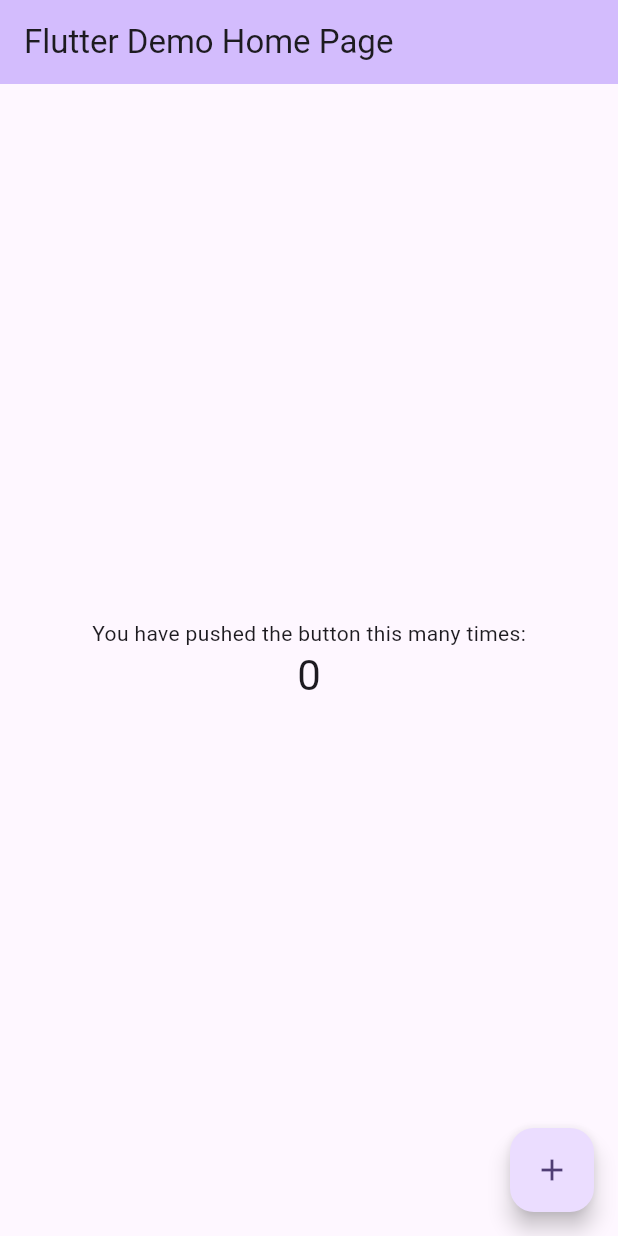
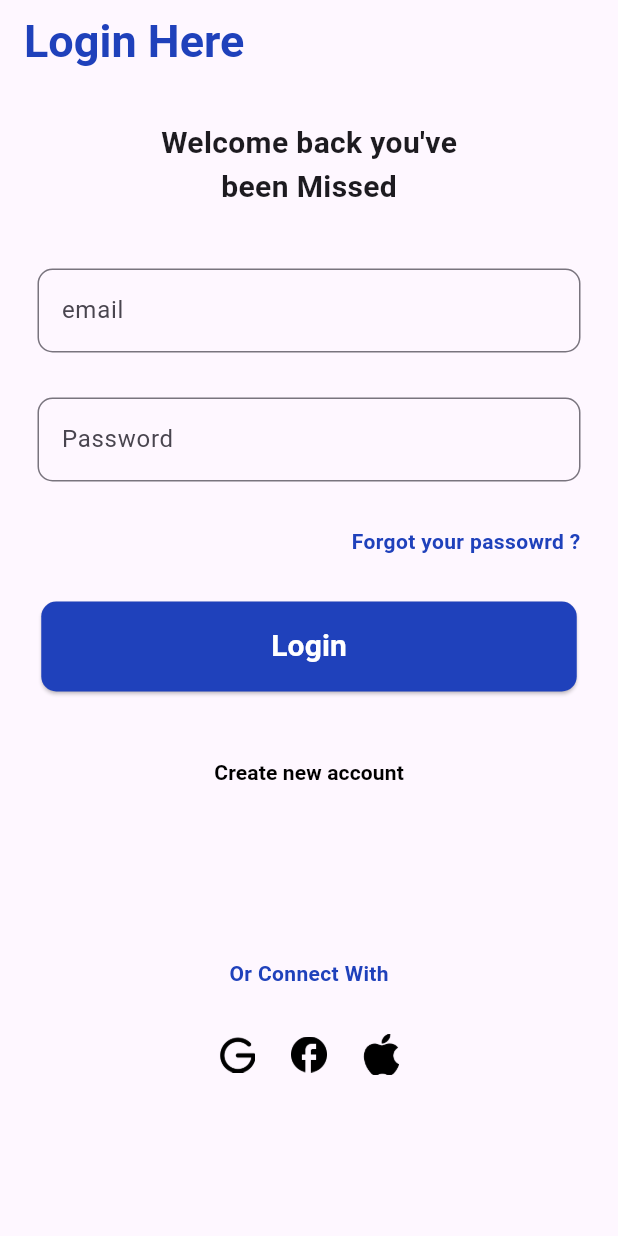
Before and after one commit to bansothea/todoList, a Flutter app: the screen it shows after launch, on a phone screen of 412 x 824 dp. Run offline on Flutter 3.47's test engine with Material 3 defaults, Android fonts, the phone set to English and light mode, and no system bars; our stand-ins replace get, get_storage.

```diff
--- a/lib/app/core/utils/keys.dart
+++ b/lib/app/core/utils/keys.dart
@@ -0,0 +1 @@
+const taskKey ='Tasks';
--- a/lib/app/core/values/colors.dart
+++ b/lib/app/core/values/colors.dart
@@ -0,0 +1,15 @@
+import 'package:flutter/material.dart';
+
+class TodoColor {
+  static const purple = Color(0xFF756BFC);
+  static const pink= Color(0xFFF1A39A);
+  static const deepPink= Color(0xFFFA63C6);
+  static const green= Color(0xFF41CF9F);
+  static const yellow =Color(0xFFEEC38E);
+  static const lightBlue = Color(0xFF42A5F5);
+  static const blue = Color(0xFF2B60E6);
+
+  static const darkblue =Color(0xFF1F41BB);
+  static const softWhite = Color(0xFFECECEC);
+
+}
--- /dev/null
+++ b/lib/app/core/values/icons.dart
@@ -0,0 +1,5 @@
+const personIcon = 0xe491;
+const workIcon = 0xe11c;
+const movieIcon = 0xe40f;
+const sportIcon= 0xe4dc;
+const travelcon = 0xe59c;
--- /dev/null
+++ b/lib/app/models/Authentication/login/login_view.dart
@@ -0,0 +1,191 @@
+import 'package:flutter/material.dart';
+import 'package:flutter/widgets.dart';
+import 'package:get/get.dart';
+import 'package:todolist/app/core/values/colors.dart';
+
+class LoginScreen extends StatelessWidget {
+  const LoginScreen({super.key});
+
+  @override
+  Widget build(BuildContext context) {
+    return MaterialApp(
+      theme: ThemeData(
+
+        elevatedButtonTheme: ElevatedButtonThemeData(
+          style: ElevatedButton.styleFrom(
+            foregroundColor: Colors.white,
+            backgroundColor: Color(0xFF1F41BB),
+            shape: RoundedRectangleBorder(
+              borderRadius: BorderRadius.circular(10)
+            )
+          )
+        )
+      ),
+      home: Scaffold(
+        appBar: AppBar(
+          title: const Text(
+            'Login Here',
+            style:TextStyle(
+              fontSize: 30,
+              color: TodoColor.darkblue,
+              fontWeight: FontWeight.bold
+            )
+            ),
+        ),
+
+        ///Body
+        body: Container(
+          padding: const EdgeInsets.all(25.0),
+          child: Center(
+            child: Column(
+              children: [
+                const Text(
+                  "Welcome back you've",
+                  style: TextStyle(
+                    fontSize: 20,
+                    fontWeight: FontWeight.w700,
+                  ),
+                ),
+                const Text(
+                  "been Missed",
+                  style: TextStyle(
+                    fontSize: 20,
+                    fontWeight: FontWeight.w700,
+                  ),
+                ),
+                const SizedBox(
+                  height: 40,
+                ),
+                TextField(
+                  decoration: InputDecoration(
+                    border: OutlineInputBorder(
+                      borderRadius: BorderRadius.circular(10)
+                    ),
+                    hintText: "email",
+                    focusColor: Colors.black,
+                  ),
+                ),
+
+                const SizedBox(
+                  height: 30,
+                ),
+
+                TextField(
+                  decoration: InputDecoration(
+                    border: OutlineInputBorder(
+                      borderRadius: BorderRadius.circular(10)
+                    ),
+                    hintText: "Password",
+                    focusColor: Colors.black,
+                  ),
+                ),
+
+                const SizedBox(
+                  height: 30,
+                ),
+
+                const Row(
+                  mainAxisAlignment: MainAxisAlignment.end,
+                  children: [
+                    Text(
+                    "Forgot your passowrd ?",
+                    style: TextStyle(
+                      fontWeight: FontWeight.w700,
+                      color: TodoColor.darkblue
+                    ),
+                  ),
+                  ],
+                ),
+
+                const SizedBox(
+                  height: 30,
+                ),
+
+                Container(
+                  height: 60,
+                  width: 357,
+                  child: ElevatedButton(
+                    onPressed: (){},
+                    child: const Text(
+                                  "Login",
+                                  style: TextStyle(
+                                    fontSize: 20,
+                                    fontWeight: FontWeight.w700
+                      ),
+                    )),
+                ),
+
+                const SizedBox(
+                  height: 30,
+                ),
+
+                TextButton(
+                  onPressed: (){
+                    Get.toNamed("/signup");
+                  },
+                  child:  const Text(
+                    "Create new account",
+                    style: TextStyle(
+                      fontSize: 14,
+                      fontWeight: FontWeight.w700,
+                      color: Colors.black,
+                    ),
+                    )
+                ),
+
+                const SizedBox(
+                  height: 100,
+                ),
+
+                const Text(
+                  "Or Connect With",
+                  style: TextStyle(
+                    fontSize: 14,
+                    fontWeight: FontWeight.w700,
+                    color: TodoColor.darkblue,
+                  ),
+                ),
+
+                const SizedBox(
+                  height: 20,
+                ),
+
+                Row(
+                  mainAxisAlignment: MainAxisAlignment.center,
+                  children: [
+                     IconButton(
+                      color: TodoColor.softWhite,
+                      onPressed: (){},
+                      icon: const Image(
+                        image: AssetImage("assets/images/google.png"),
+                        width: 24,
+                        ),
+                      ),
+                      IconButton(
+                      color: TodoColor.softWhite,
+                      onPressed: (){},
+                      icon: const Image(
+                        image: AssetImage("assets/images/facebook.png"),
+                        width: 24,
+                        ),
+                      ),
+                      IconButton(
+                      color: TodoColor.softWhite,
+                      onPressed: (){},
+                      icon: const Image(
+                        image: AssetImage("assets/images/apple.png"),
+                        width: 24,
+                        ),
+                      ),
+                  ],
+                )
+
+
+              ]
+            ),
+          ),
+        ),
+      ),
+    );
+  }
+}
--- a/lib/app/models/home/home_view.dart
+++ b/lib/app/models/home/home_view.dart
@@ -0,0 +1,16 @@
+import 'package:flutter/material.dart';
+
+class HomeScreen extends StatelessWidget {
+  const HomeScreen({super.key});
+
+  @override
+  Widget build(BuildContext context) {
+    return MaterialApp(
+      home:Scaffold(
+        appBar: AppBar(
+          title: Text("Hello world"),
+        ),
+      )
+    );
+  }
+}
--- a/lib/app/routes/rotes.dart
+++ b/lib/app/routes/rotes.dart
@@ -0,0 +1,16 @@
+import 'package:get/get.dart';
+import 'package:todolist/app/models/Authentication/login/login_view.dart';
+import 'package:todolist/app/models/Authentication/signup/signup_view.dart';
+import 'package:todolist/app/models/home/home_view.dart';
+
+class AppRoutes{
+  static const String home='/';
+  static const String login='/login';
+  static const String signup='/signup';
+
+  static final List  <GetPage> pages=[
+      GetPage(name: home, page: () => HomeScreen()),
+      GetPage(name: login, page: () => LoginScreen()),
+      GetPage(name: signup, page: () =>SignupScreen())
+  ];
+}
--- a/lib/main.dart
+++ b/lib/main.dart
@@ -1,6 +1,9 @@
 import 'package:flutter/material.dart';
+import 'package:todolist/app/routes/rotes.dart';
+import 'package:get/get.dart';
 
-void main() {
+
+void main()  {
   runApp(const MyApp());
 }
 
@@ -10,116 +13,10 @@ class MyApp extends StatelessWidget {
   // This widget is the root of your application.
   @override
   Widget build(BuildContext context) {
-    return MaterialApp(
+    return GetMaterialApp(
       title: 'Flutter Demo',
-      theme: ThemeData(
-        // This is the theme of your application.
-        //
-        // TRY THIS: Try running your application with "flutter run". You'll see
-        // the application has a purple toolbar. Then, without quitting the app,
-        // try changing the seedColor in the colorScheme below to Colors.green
-        // and then invoke "hot reload" (save your changes or press the "hot
-        // reload" button in a Flutter-supported IDE, or press "r" if you used
-        // the command line to start the app).
-        //
-        // Notice that the counter didn't reset back to zero; the application
-        // state is not lost during the reload. To reset the state, use hot
-        // restart instead.
-        //
-        // This works for code too, not just values: Most code changes can be
-        // tested with just a hot reload.
-        colorScheme: ColorScheme.fromSeed(seedColor: Colors.deepPurple),
-        useMaterial3: true,
-      ),
-      home: const MyHomePage(title: 'Flutter Demo Home Page'),
+      initialRoute: AppRoutes.login,
+      getPages: AppRoutes.pages,
     );
   }
 }
-
-class MyHomePage extends StatefulWidget {
-  const MyHomePage({super.key, required this.title});
-
-  // This widget is the home page of your application. It is stateful, meaning
-  // that it has a State object (defined below) that contains fields that affect
-  // how it looks.
-
-  // This class is the configuration for the state. It holds the values (in this
-  // case the title) provided by the parent (in this case the App widget) and
-  // used by the build method of the State. Fields in a Widget subclass are
-  // always marked "final".
-
-  final String title;
-
-  @override
-  State<MyHomePage> createState() => _MyHomePageState();
-}
-
-class _MyHomePageState extends State<MyHomePage> {
-  int _counter = 0;
-
-  void _incrementCounter() {
-    setState(() {
-      // This call to setState tells the Flutter framework that something has
-      // changed in this State, which causes it to rerun the build method below
-      // so that the display can reflect the updated values. If we changed
-      // _counter without calling setState(), then the build method would not be
-      // called again, and so nothing would appear to happen.
-      _counter++;
-    });
-  }
-
-  @override
-  Widget build(BuildContext context) {
-    // This method is rerun every time setState is called, for instance as done
-    // by the _incrementCounter method above.
-    //
-    // The Flutter framework has been optimized to make rerunning build methods
-    // fast, so that you can just rebuild anything that needs updating rather
-    // than having to individually change instances of widgets.
-    return Scaffold(
-      appBar: AppBar(
-        // TRY THIS: Try changing the color here to a specific color (to
-        // Colors.amber, perhaps?) and trigger a hot reload to see the AppBar
-        // change color while the other colors stay the same.
-        backgroundColor: Theme.of(context).colorScheme.inversePrimary,
-        // Here we take the value from the MyHomePage object that was created by
-        // the App.build method, and use it to set our appbar title.
-        title: Text(widget.title),
-      ),
-      body: Center(
-        // Center is a layout widget. It takes a single child and positions it
-        // in the middle of the parent.
-        child: Column(
-          // Column is also a layout widget. It takes a list of children and
-          // arranges them vertically. By default, it sizes itself to fit its
-          // children horizontally, and tries to be as tall as its parent.
-          //
-          // Column has various properties to control how it sizes itself and
-          // how it positions its children. Here we use mainAxisAlignment to
-          // center the children vertically; the main axis here is the vertical
-          // axis because Columns are vertical (the cross axis would be
-          // horizontal).
-          //
-          // TRY THIS: Invoke "debug painting" (choose the "Toggle Debug Paint"
-          // action in the IDE, or press "p" in the console), to see the
-          // wireframe for each widget.
-          mainAxisAlignment: MainAxisAlignment.center,
-          children: <Widget>[
-            const Text(
-              'You have pushed the button this many times:',
-            ),
-            Text(
-              '$_counter',
-              style: Theme.of(context).textTheme.headlineMedium,
-            ),
-          ],
-        ),
-      ),
-      floatingActionButton: FloatingActionButton(
-        onPressed: _incrementCounter,
-        tooltip: 'Increment',
-        child: const Icon(Icons.add),
-      ), // This trailing comma makes auto-formatting nicer for build methods.
-    );
-  }
-}
```
Also changed, not shown: lib/app/data/services/service.dart (+15 -0 lines), lib/app/models/Authentication/signup/signup_view.dart (added, +198 -0 lines), pubspec.yaml (+6 -4 lines), assets/images/apple.png (added), assets/images/facebook.png (added), assets/images/google.png (added), lib/app/models/Authentication/login/login_binding.dart (added), lib/app/models/Authentication/login/login_controller.dart (added), lib/app/models/Authentication/login/login_repository.dart (added), lib/app/models/Authentication/signup/signup_binding.dart (added), lib/app/models/Authentication/signup/signup_controller.dart (added), lib/app/models/Authentication/signup/signup_repository.dart (added), pubspec.lock, 7 other files.
